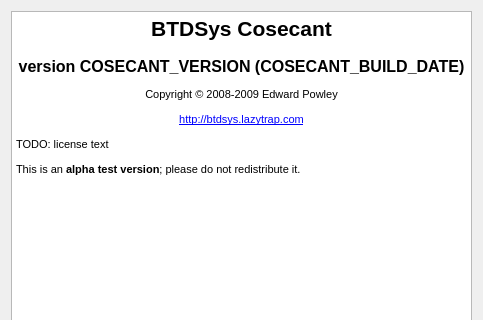
Before: the Qt Designer form about_dlg.ui in edpowley/cosecant, drawn with Qt 5; both pictures show x 0 to 483 and y 0 to 320 of the 483 by 494 pixel window.
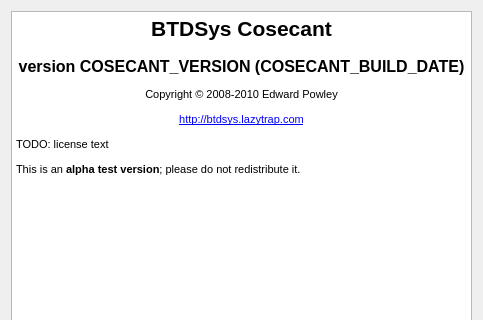
After: the same form once the commit is applied.

Commit message: Change copyright year in about dialog Typedef int64 Add multiplayer menu Add dependency on QtNetwork

What changed in the file:
```diff
--- a/about_dlg.ui
+++ b/about_dlg.ui
@@ -23,7 +23,7 @@
 &lt;/style&gt;&lt;/head&gt;&lt;body style=&quot; font-family:'MS Shell Dlg 2'; font-size:8.25pt; font-weight:400; font-style:normal;&quot;&gt;
 &lt;p align=&quot;center&quot; style=&quot; margin-top:18px; margin-bottom:12px; margin-left:0px; margin-right:0px; -qt-block-indent:0; text-indent:0px;&quot;&gt;&lt;span style=&quot; font-size:16pt; font-weight:600;&quot;&gt;BTDSys Cosecant&lt;/span&gt;&lt;/p&gt;
 &lt;p align=&quot;center&quot; style=&quot; margin-top:16px; margin-bottom:12px; margin-left:0px; margin-right:0px; -qt-block-indent:0; text-indent:0px;&quot;&gt;&lt;span style=&quot; font-size:12pt; font-weight:600;&quot;&gt;version COSECANT_VERSION (COSECANT_BUILD_DATE)&lt;/span&gt;&lt;/p&gt;
-&lt;p align=&quot;center&quot; style=&quot; margin-top:12px; margin-bottom:12px; margin-left:0px; margin-right:0px; -qt-block-indent:0; text-indent:0px;&quot;&gt;&lt;span style=&quot; font-size:8pt;&quot;&gt;Copyright © 2008-2009 Edward Powley&lt;/span&gt;&lt;/p&gt;
+&lt;p align=&quot;center&quot; style=&quot; margin-top:12px; margin-bottom:12px; margin-left:0px; margin-right:0px; -qt-block-indent:0; text-indent:0px;&quot;&gt;&lt;span style=&quot; font-size:8pt;&quot;&gt;Copyright © 2008-2010 Edward Powley&lt;/span&gt;&lt;/p&gt;
 &lt;p align=&quot;center&quot; style=&quot; margin-top:12px; margin-bottom:12px; margin-left:0px; margin-right:0px; -qt-block-indent:0; text-indent:0px;&quot;&gt;&lt;a href=&quot;http://btdsys.lazytrap.com&quot;&gt;&lt;span style=&quot; font-size:8pt; text-decoration: underline; color:#0000ff;&quot;&gt;http://btdsys.lazytrap.com&lt;/span&gt;&lt;/a&gt;&lt;/p&gt;
 &lt;p style=&quot; margin-top:12px; margin-bottom:12px; margin-left:0px; margin-right:0px; -qt-block-indent:0; text-indent:0px;&quot;&gt;&lt;span style=&quot; font-size:8pt;&quot;&gt;TODO: license text&lt;/span&gt;&lt;/p&gt;
 &lt;p style=&quot; margin-top:12px; margin-bottom:12px; margin-left:0px; margin-right:0px; -qt-block-indent:0; text-indent:0px;&quot;&gt;&lt;span style=&quot; font-size:8pt;&quot;&gt;This is an &lt;/span&gt;&lt;span style=&quot; font-size:8pt; font-weight:600;&quot;&gt;alpha test version&lt;/span&gt;&lt;span style=&quot; font-size:8pt;&quot;&gt;; please do not redistribute it.&lt;/span&gt;&lt;/p&gt;&lt;/body&gt;&lt;/html&gt;</string>
```
The commit also changes 4 other files.
